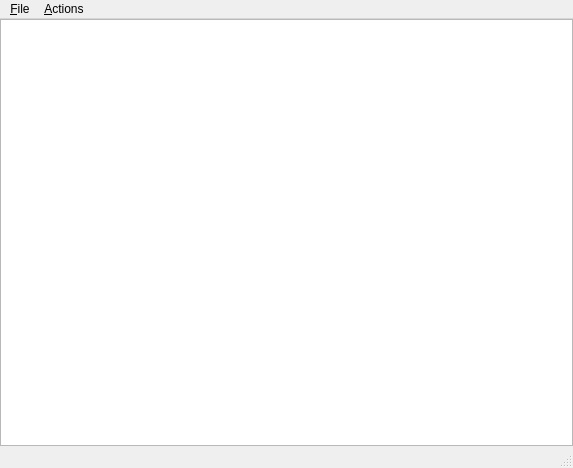
Old version of the form LOA/Project_LOA/mainwindow.ui in the repository lucas971/LOA_QT.
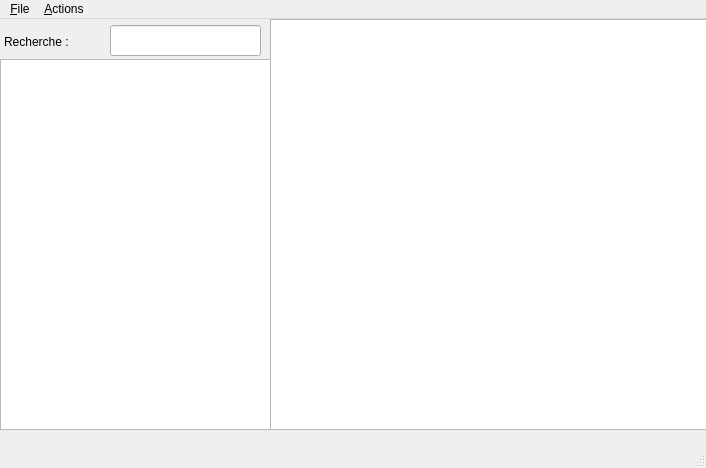
New version of the form.

```diff
--- a/LOA/Project_LOA/mainwindow.ui
+++ b/LOA/Project_LOA/mainwindow.ui
@@ -1,63 +1,100 @@
 <ui version="4.0" >
  <class>MainWindow</class>
- <widget class="QMainWindow" name="MainWindow" >
-  <property name="geometry" >
+ <widget class="QMainWindow" name="MainWindow">
+  <property name="geometry">
    <rect>
     <x>0</x>
     <y>0</y>
-    <width>573</width>
+    <width>706</width>
     <height>468</height>
    </rect>
   </property>
   <property name="windowTitle" >
    <string>Editable Tree Model</string>
   </property>
-  <widget class="QWidget" name="centralwidget" >
-   <layout class="QVBoxLayout" >
-    <property name="margin" >
-     <number>0</number>
+  <widget class="QWidget" name="centralwidget">
+   <widget class="QGraphicsView" name="graphicsView">
+    <property name="geometry">
+     <rect>
+      <x>270</x>
+      <y>0</y>
+      <width>441</width>
+      <height>411</height>
+     </rect>
     </property>
-    <property name="spacing" >
-     <number>0</number>
+    <property name="minimumSize">
+     <size>
+      <width>256</width>
+      <height>0</height>
+     </size>
     </property>
-    <item>
-     <widget class="QTreeView" name="view" >
-      <property name="alternatingRowColors" >
-       <bool>true</bool>
-      </property>
-      <property name="selectionBehavior" >
-       <enum>QAbstractItemView::SelectItems</enum>
-      </property>
-      <property name="horizontalScrollMode" >
-       <enum>QAbstractItemView::ScrollPerPixel</enum>
-      </property>
-      <property name="animated" >
-       <bool>false</bool>
-      </property>
-      <property name="allColumnsShowFocus" >
-       <bool>true</bool>
-      </property>
-     </widget>
-    </item>
-   </layout>
+   </widget>
+   <widget class="QTreeView" name="view">
+    <property name="geometry">
+     <rect>
+      <x>0</x>
+      <y>40</y>
+      <width>271</width>
+      <height>371</height>
+     </rect>
+    </property>
+    <property name="alternatingRowColors">
+     <bool>true</bool>
+    </property>
+    <property name="selectionBehavior">
+     <enum>QAbstractItemView::SelectItems</enum>
+    </property>
+    <property name="horizontalScrollMode">
+     <enum>QAbstractItemView::ScrollPerPixel</enum>
+    </property>
+    <property name="animated">
+     <bool>false</bool>
+    </property>
+    <property name="allColumnsShowFocus">
+     <bool>true</bool>
+    </property>
+   </widget>
+   <widget class="QLineEdit" name="lineEdit">
+    <property name="geometry">
+     <rect>
+      <x>110</x>
+      <y>6</y>
+      <width>151</width>
+      <height>31</height>
+     </rect>
+    </property>
+   </widget>
+   <widget class="QLabel" name="label">
+    <property name="geometry">
+     <rect>
+      <x>4</x>
+      <y>15</y>
+      <width>101</width>
+      <height>16</height>
+     </rect>
+    </property>
+    <property name="text">
+     <string>Recherche :</string>
+    </property>
+   </widget>
   </widget>
-  <widget class="QMenuBar" name="menubar" >
-   <property name="geometry" >
+  <widget class="QMenuBar" name="menubar">
+   <property name="geometry">
     <rect>
      <x>0</x>
      <y>0</y>
-     <width>573</width>
-     <height>31</height>
+     <width>706</width>
+     <height>26</height>
     </rect>
    </property>
-   <widget class="QMenu" name="fileMenu" >
-    <property name="title" >
+   <widget class="QMenu" name="fileMenu">
+    <property name="title">
      <string>&amp;File</string>
     </property>
     <addaction name="exitAction" />
    </widget>
-   <widget class="QMenu" name="actionsMenu" >
-    <property name="title" >
+   <widget class="QMenu" name="actionsMenu">
+    <property name="title">
      <string>&amp;Actions</string>
     </property>
     <addaction name="insertRowAction" />
@@ -68,8 +105,8 @@
     <addaction name="separator" />
     <addaction name="insertChildAction" />
    </widget>
-   <addaction name="fileMenu" />
-   <addaction name="actionsMenu" />
+   <addaction name="fileMenu"/>
+   <addaction name="actionsMenu"/>
   </widget>
   <widget class="QStatusBar" name="statusbar" />
   <action name="exitAction" >
```
Left out of the diff: 63 changed lines with no effect on the pictures.
